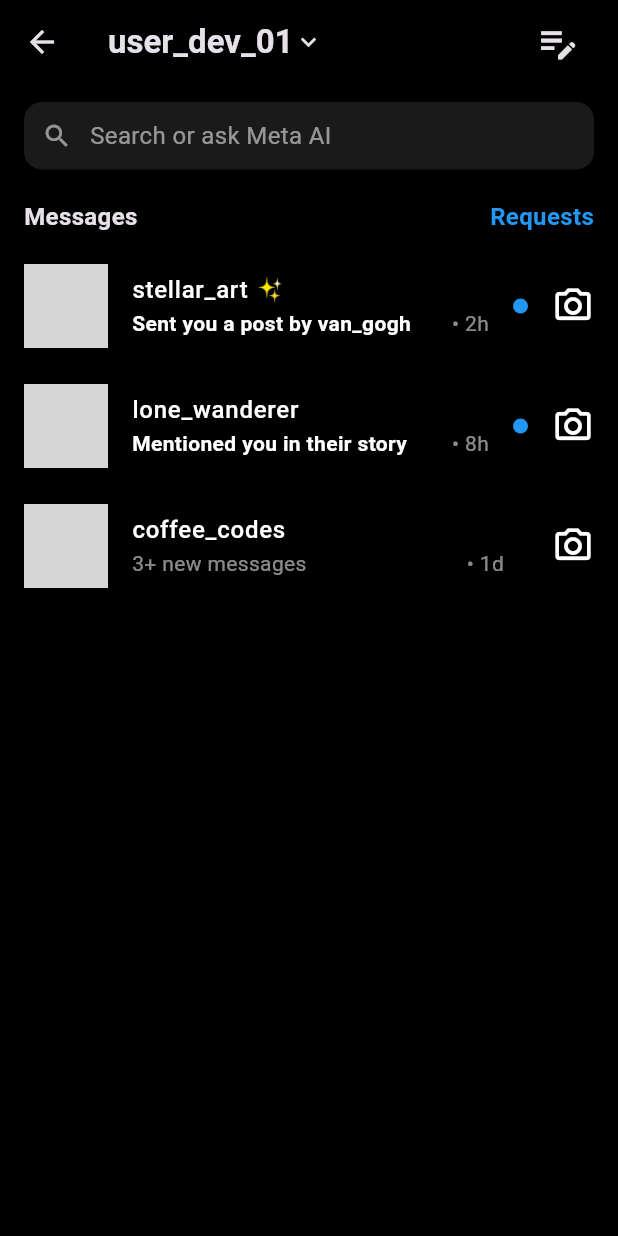
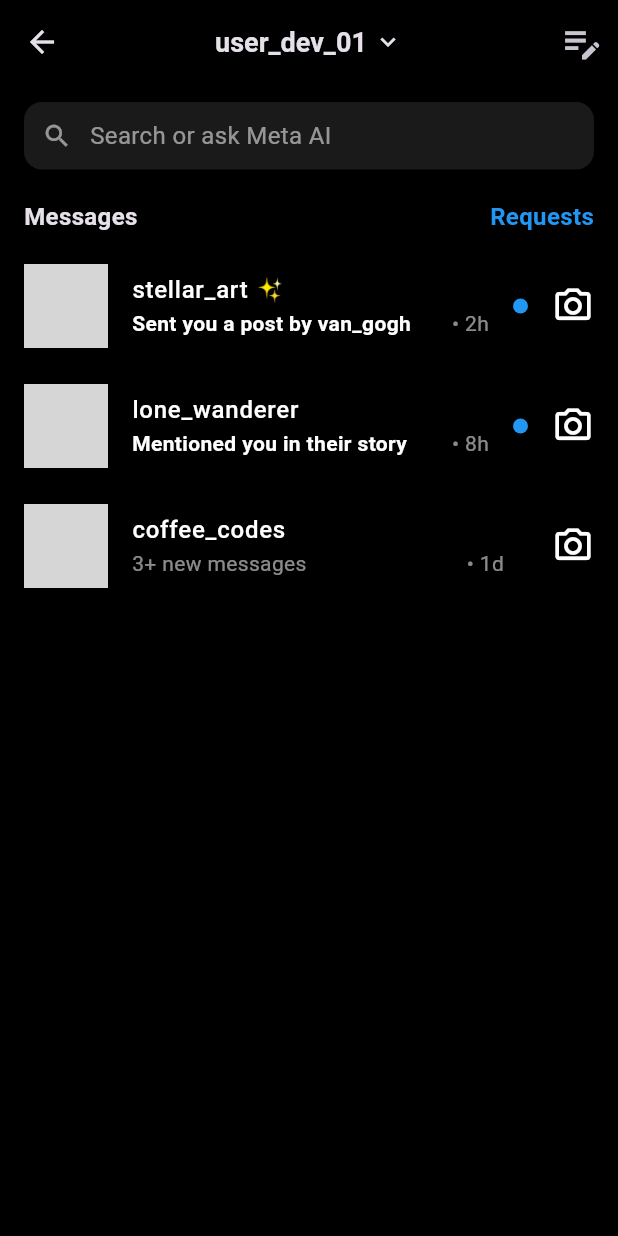
Before and after one commit to meiO2/GlorianaMonica_LabMobileApps_DBT24, a Flutter app: the ChatScreen screen opened directly, on a phone screen of 412 x 824 dp. Run offline on Flutter 3.47's test engine with Material 3 defaults, Android fonts, the phone set to English and light mode, and no system bars; network calls fail; grey boxes are pictures that could not be loaded.

Commit message:
push edit to repo

```diff
--- a/Lab4_ReusableComponents/instagram_app/lib/screens/chat_screen.dart
+++ b/Lab4_ReusableComponents/instagram_app/lib/screens/chat_screen.dart
@@ -12,14 +12,25 @@
       appBar: AppBar(
         backgroundColor: Colors.black,
         elevation: 0,
-        title: Row(
+        // Centers the username globally in the AppBar
+        centerTitle: true,
+        title: const Row(
+          mainAxisSize: MainAxisSize.min, // Keeps title and icon tight for centering
           children: [
-            const Text('user_dev_01', style: TextStyle(fontWeight: FontWeight.bold)),
-            const Icon(Icons.keyboard_arrow_down, size: 20),
-            const Spacer(),
-            IconButton(onPressed: () {}, icon: const Icon(Icons.edit_note, size: 30)),
+            Text(
+              'user_dev_01',
+              style: TextStyle(fontWeight: FontWeight.bold, fontSize: 18),
+            ),
+            SizedBox(width: 4),
+            Icon(Icons.keyboard_arrow_down, size: 20),
           ],
         ),
+        actions: [
+          IconButton(
+            onPressed: () {},
+            icon: const Icon(Icons.edit_note, size: 30),
+          ),
+        ],
       ),
       body: Column(
         children: [
@@ -37,7 +48,10 @@
                 children: [
                   Icon(Icons.search, color: Colors.white54, size: 20),
                   SizedBox(width: 12),
-                  Text("Search or ask Meta AI", style: TextStyle(color: Colors.white54, fontSize: 16)),
+                  Text(
+                    "Search or ask Meta AI",
+                    style: TextStyle(color: Colors.white54, fontSize: 16),
+                  ),
                 ],
               ),
             ),
@@ -47,9 +61,19 @@
             padding: EdgeInsets.symmetric(horizontal: 16, vertical: 8),
             child: Row(
               children: [
-                Text("Messages", style: TextStyle(fontWeight: FontWeight.bold, fontSize: 16)),
+                Text(
+                  "Messages",
+                  style: TextStyle(fontWeight: FontWeight.bold, fontSize: 16),
+                ),
                 Spacer(),
-                Text("Requests", style: TextStyle(color: Colors.blue, fontWeight: FontWeight.bold, fontSize: 16)),
+                Text(
+                  "Requests",
+                  style: TextStyle(
+                    color: Colors.blue,
+                    fontWeight: FontWeight.bold,
+                    fontSize: 16,
+                  ),
+                ),
               ],
             ),
           ),
--- a/Lab4_ReusableComponents/instagram_app/lib/screens/login_screen.dart
+++ b/Lab4_ReusableComponents/instagram_app/lib/screens/login_screen.dart
@@ -33,10 +33,10 @@
 
               // Instagram Logo Placeholder
               Image.network(
-                'https://upload.wikimedia.org/wikipedia/commons/thumb/e/e7/Instagram_logo_2016.svg/132px-Instagram_logo_2016.svg.png',
-                height: 80,
+                'https://static.xx.fbcdn.net/assets/?set=help_center_about_page_illustrations&name=desktop-instagram-gradient-logo&density=1',
+                height: 50,
               ),
-              const SizedBox(height: 40),
+              const SizedBox(height: 80),
 
               // Username Field
               _buildTextField(
```
Also changed, not shown: Lab4_ReusableComponents/instagram_app/lib/screens/homepage_screen.dart (+18 -35 lines), Lab4_ReusableComponents/instagram_app/pubspec.yaml (+2 -7 lines), Lab4_ReusableComponents/instagram_app/img/image.png (added).
